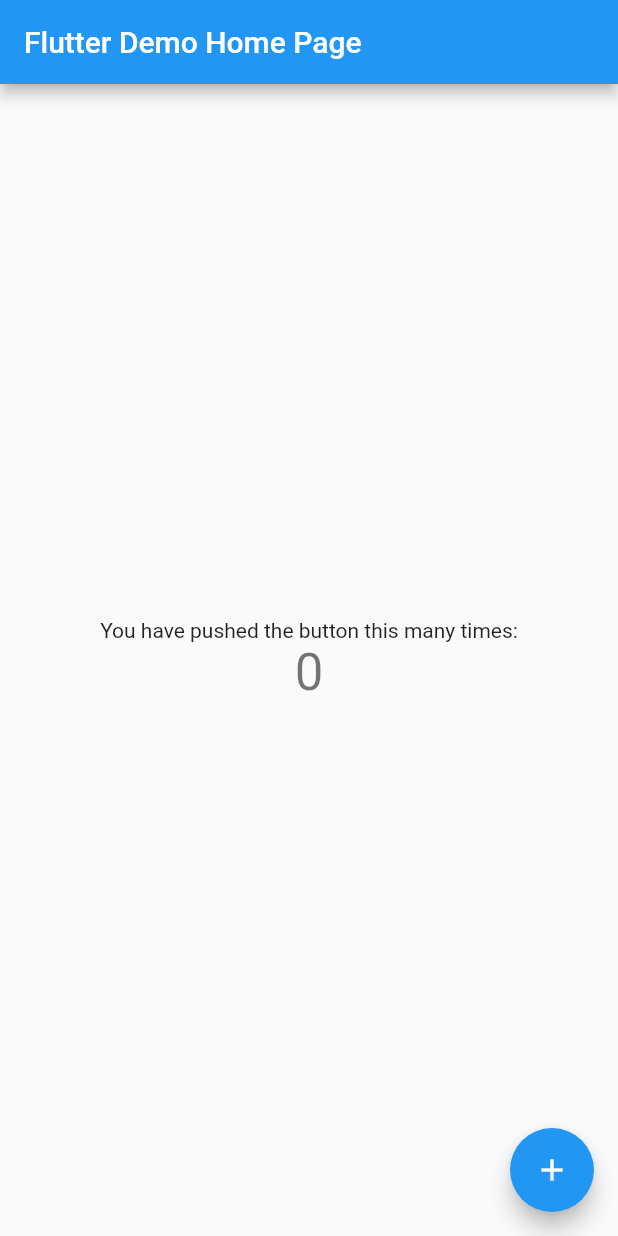
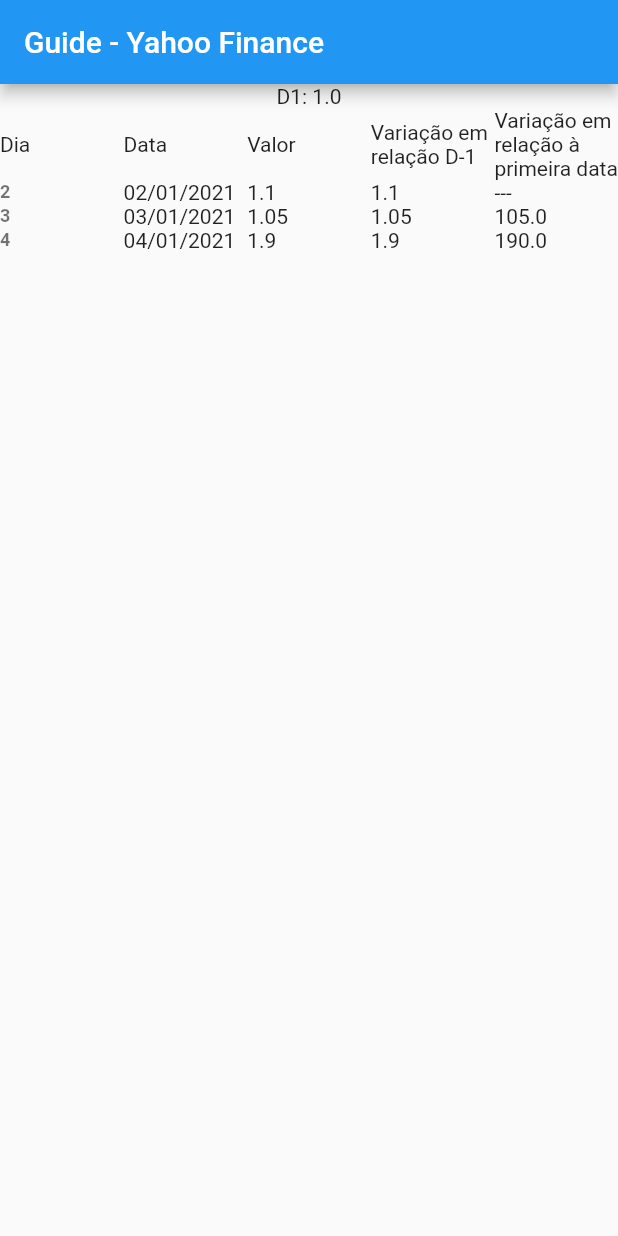
Before and after one commit to fernandamaiait/yahoo_finance, a Flutter app: the screen it shows after launch, on a phone screen of 412 x 824 dp. Run offline on Flutter 3.47's test engine with Material 2 defaults, Android fonts, the phone set to English and light mode, and no system bars; missing offline and left inert: d_chart.

Commit message:
feat: main page table structure

```diff
--- a/lib/main.dart
+++ b/lib/main.dart
@@ -1,4 +1,5 @@
 import 'package:flutter/material.dart';
+import 'package:yahoo_finance/ui/pages/home_page.dart';
 
 void main() {
   runApp(const MyApp());
@@ -11,105 +12,12 @@
   @override
   Widget build(BuildContext context) {
     return MaterialApp(
-      title: 'Flutter Demo',
+      debugShowCheckedModeBanner: false,
+      title: 'Guide - Yahoo Finance',
       theme: ThemeData(
-        // This is the theme of your application.
-        //
-        // Try running your application with "flutter run". You'll see the
-        // application has a blue toolbar. Then, without quitting the app, try
-        // changing the primarySwatch below to Colors.green and then invoke
-        // "hot reload" (press "r" in the console where you ran "flutter run",
-        // or simply save your changes to "hot reload" in a Flutter IDE).
-        // Notice that the counter didn't reset back to zero; the application
-        // is not restarted.
         primarySwatch: Colors.blue,
       ),
-      home: const MyHomePage(title: 'Flutter Demo Home Page'),
+      home: const HomePage(),
     );
   }
 }
-
-class MyHomePage extends StatefulWidget {
-  const MyHomePage({super.key, required this.title});
-
-  // This widget is the home page of your application. It is stateful, meaning
-  // that it has a State object (defined below) that contains fields that affect
-  // how it looks.
-
-  // This class is the configuration for the state. It holds the values (in this
-  // case the title) provided by the parent (in this case the App widget) and
-  // used by the build method of the State. Fields in a Widget subclass are
-  // always marked "final".
-
-  final String title;
-
-  @override
-  State<MyHomePage> createState() => _MyHomePageState();
-}
-
-class _MyHomePageState extends State<MyHomePage> {
-  int _counter = 0;
-
-  void _incrementCounter() {
-    setState(() {
-      // This call to setState tells the Flutter framework that something has
-      // changed in this State, which causes it to rerun the build method below
-      // so that the display can reflect the updated values. If we changed
-      // _counter without calling setState(), then the build method would not be
-      // called again, and so nothing would appear to happen.
-      _counter++;
-    });
-  }
-
-  @override
-  Widget build(BuildContext context) {
-    // This method is rerun every time setState is called, for instance as done
-    // by the _incrementCounter method above.
-    //
-    // The Flutter framework has been optimized to make rerunning build methods
-    // fast, so that you can just rebuild anything that needs updating rather
-    // than having to individually change instances of widgets.
-    return Scaffold(
-      appBar: AppBar(
-        // Here we take the value from the MyHomePage object that was created by
-        // the App.build method, and use it to set our appbar title.
-        title: Text(widget.title),
-      ),
-      body: Center(
-        // Center is a layout widget. It takes a single child and positions it
-        // in the middle of the parent.
-        child: Column(
-          // Column is also a layout widget. It takes a list of children and
-          // arranges them vertically. By default, it sizes itself to fit its
-          // children horizontally, and tries to be as tall as its parent.
-          //
-          // Invoke "debug painting" (press "p" in the console, choose the
-          // "Toggle Debug Paint" action from the Flutter Inspector in Android
-          // Studio, or the "Toggle Debug Paint" command in Visual Studio Code)
-          // to see the wireframe for each widget.
-          //
-          // Column has various properties to control how it sizes itself and
-          // how it positions its children. Here we use mainAxisAlignment to
-          // center the children vertically; the main axis here is the vertical
-          // axis because Columns are vertical (the cross axis would be
-          // horizontal).
-          mainAxisAlignment: MainAxisAlignment.center,
-          children: <Widget>[
-            const Text(
-              'You have pushed the button this many times:',
-            ),
-            Text(
-              '$_counter',
-              style: Theme.of(context).textTheme.headlineMedium,
-            ),
-          ],
-        ),
-      ),
-      floatingActionButton: FloatingActionButton(
-        onPressed: _incrementCounter,
-        tooltip: 'Increment',
-        child: const Icon(Icons.add),
-      ), // This trailing comma makes auto-formatting nicer for build methods.
-    );
-  }
-}
--- /dev/null
+++ b/lib/ui/pages/home_page.dart
@@ -0,0 +1,222 @@
+import 'package:flutter/material.dart';
+import 'package:flutter/src/widgets/framework.dart';
+import 'package:flutter/src/widgets/placeholder.dart';
+import 'package:intl/intl.dart';
+import 'package:yahoo_finance/ui/widgets/d_chart.dart';
+
+class HomePage extends StatelessWidget {
+  const HomePage({super.key});
+  static final currencyFormatter =
+      NumberFormat.simpleCurrency(locale: 'pt_BR', decimalDigits: 2);
+
+  @override
+  Widget build(BuildContext context) {
+    const timestamps = [
+      '01/01/2021',
+      '02/01/2021',
+      '03/01/2021',
+      '04/01/2021',
+      // 1676034180,
+      // 1676034240,
+      // 1676034300,
+      // 1676034360,
+      // 1676034420,
+    ];
+    const openValues = [
+      1.00,
+      1.10,
+      1.05,
+      1.90,
+      // 25.979999542236328,
+      // 25.969999313354492,
+      // 26.079999923706055,
+      // 26.139999389648438,
+      // 26.1200008392334,
+    ];
+
+    return Scaffold(
+      appBar: AppBar(
+        title: const Text('Guide - Yahoo Finance'),
+      ),
+      body: Column(
+        children: [
+          Text('D1: ${openValues[0]}'),
+          _TableHeading(
+            context,
+            'Dia',
+            'Data',
+            'Valor',
+            'Variação em relação D-1',
+            'Variação em relação à primeira data',
+          ),
+          Table(
+            //    border: _buildTableBorder(context),
+            // columnWidths: const <int, TableColumnWidth>{
+            //   0: FlexColumnWidth(),
+            //   1: FlexColumnWidth(2),
+            // },
+            defaultVerticalAlignment: TableCellVerticalAlignment.middle,
+            children: <TableRow>[
+              for (int i = 1; i < timestamps.length; i++)
+                _TableRow(
+                  context,
+                  (i + 1).toString(),
+                  timestamps[i].toString(),
+                  openValues[i].toString(),
+                  i == 1
+                      ? '---'
+                      : ((openValues[i] * 100) / openValues[i - 1]).toString(),
+                  i == 1
+                      ? '---'
+                      : ((openValues[i] * 100) / openValues[0]).toString(),
+                ),
+            ],
+          ),
+        ],
+      ),
+    );
+  }
+
+  // TableRow _buildTableRow(
+  //   BuildContext context,
+  //   columnOneText,
+  //   columnTwoMarkdown, {
+  //   TableCellVerticalAlignment columnOneVerticalAlignment = TableCellVerticalAlignment.top,
+  //   TableCellVerticalAlignment columnTwoVerticalAlignment = TableCellVerticalAlignment.top,
+  // }) {
+  //   return TableRow(
+  //     children: <Widget>[
+  //       TableCell(
+  //         verticalAlignment: columnOneVerticalAlignment,
+  //         child: Padding(
+  //           padding: EdgeInsets.symmetric(
+  //             horizontal: context.dimens.horizontalMargin,
+  //             vertical: context.dimens.verticalMargin,
+  //           ),
+  //           child: Text(
+  //             columnOneText,
+  //             style: Theme.of(context).textTheme.bodySmall!.copyWith(
+  //                   fontWeight: FontWeight.bold,
+  //                 ),
+  //           ),
+  //         ),
+  //       ),
+  //       TableCell(
+  //         verticalAlignment: columnTwoVerticalAlignment,
+  //         child: Padding(
+  //           padding: EdgeInsets.symmetric(
+  //             horizontal: context.dimens.horizontalMargin,
+  //             vertical: context.dimens.verticalMargin,
+  //           ),
+  //           child: MarkdownBody(
+  //             data: columnTwoMarkdown,
+  //             fitContent: false,
+  //             styleSheet: MarkdownStyleSheet(
+  //               p: Theme.of(context).textTheme.bodySmall,
+  //               a: Theme.of(context).textTheme.bodySmall!.copyWith(
+  //                     color: const Color(0xFF00A1A5), // This is the WebBank requested/required link color for this link
+  //                   ),
+  //               textAlign: WrapAlignment.end,
+  //             ),
+  //             onTapLink: (text, href, title) {
+  //               AppRouter.of(context).navigateToLink(Uri.parse(href!));
+  //             },
+  //           ),
+  //         ),
+  //       ),
+  //     ],
+  //   );
+  // }
+
+  // TableBorder _buildTableBorder(BuildContext context) {
+  //   return TableBorder(
+  //     top: _buildTableBorderSide(context),
+  //     left: _buildTableBorderSide(context),
+  //     right: _buildTableBorderSide(context),
+  //     bottom: _buildTableBorderSide(context),
+  //     horizontalInside: _buildTableBorderSide(context),
+  //     verticalInside: _buildTableBorderSide(context),
+  //   );
+  // }
+
+  // BorderSide _buildTableBorderSide(BuildContext context) {
+  //   return BorderSide(
+  //     color: context.colors.outline,
+  //     width: 1,
+  //   );
+  // }
+}
+
+Widget _TableHeading(
+  BuildContext context,
+  String columOneText,
+  columTwoText,
+  columThreeText,
+  columFourText,
+  columFiveText,
+) {
+  return Table(
+    // border: TableBorder(
+    //     // top: _buildTableBorderSide(context),
+    //     // left: _buildTableBorderSide(context),
+    //     // right: _buildTableBorderSide(context),
+    //     ),
+    // columnWidths: const <int, TableColumnWidth>{
+    //   0: FlexColumnWidth(),
+    //   1: FlexColumnWidth(2),
+    // },
+    defaultVerticalAlignment: TableCellVerticalAlignment.middle,
+    children: [
+      TableRow(
+        children: [
+          Text(columOneText),
+          Text(columTwoText),
+          Text(columThreeText),
+          Text(columFourText),
+          Text(columFiveText),
+        ],
+      ),
+    ],
+  );
+}
+
+TableRow _TableRow(
+  BuildContext context,
+  columnOneText,
+  columnTwoText,
+  columThreeText,
+  columnFourText,
+  columFiveText,
+
+//   {
+//   TableCellVerticalAlignment columnOneVerticalAlignment =
+//       TableCellVerticalAlignment.top,
+//   TableCellVerticalAlignment columnTwoVerticalAlignment =
+//       TableCellVerticalAlignment.top,
+// }
+) {
+  return TableRow(
+    children: <Widget>[
+      TableCell(
+        child: Text(
+          columnOneText,
+          style: Theme.of(context).textTheme.bodySmall!.copyWith(
+                fontWeight: FontWeight.bold,
+              ),
+        ),
+      ),
+      TableCell(
+        child: Text(columnTwoText),
+      ),
+      TableCell(
+        child: Text(columThreeText),
+      ),
+      TableCell(
+        child: Text(columThreeText),
+      ),
+      TableCell(
+        child: Text(columFiveText),
+      ),
+    ],
+  );
+}
--- /dev/null
+++ b/lib/ui/widgets/d_chart.dart
@@ -0,0 +1,35 @@
+import 'package:d_chart/d_chart.dart';
+import 'package:flutter/material.dart';
+import 'package:intl/intl.dart';
+
+class DChart extends StatelessWidget {
+  const DChart({super.key});
+
+  @override
+  Widget build(BuildContext context) {
+    return DChartTime(
+      chartRender: DRenderLine(),
+      measureLabel: (value) => '${value}k',
+      domainLabel: (dateTime) {
+        return DateFormat('d MMM yy').format(dateTime!);
+      },
+      groupData: [
+        DChartTimeGroup(
+          id: 'Keyboard',
+          color: Colors.blue,
+          data: [
+            DChartTimeData(time: DateTime(2023, 2, 1), value: 29),
+            DChartTimeData(time: DateTime(2023, 2, 2), value: 73),
+            DChartTimeData(time: DateTime(2023, 2, 4), value: 23),
+            DChartTimeData(time: DateTime(2023, 2, 8), value: 56),
+            DChartTimeData(time: DateTime(2023, 2, 9), value: 32),
+            DChartTimeData(time: DateTime(2023, 2, 10), value: 21),
+            DChartTimeData(time: DateTime(2023, 2, 12), value: 76),
+            DChartTimeData(time: DateTime(2023, 2, 18), value: 91),
+            DChartTimeData(time: DateTime(2023, 2, 20), value: 17),
+          ],
+        ),
+      ],
+    );
+  }
+}
--- a/pubspec.yaml
+++ b/pubspec.yaml
@@ -30,7 +30,8 @@
 dependencies:
   flutter:
     sdk: flutter
-
+  d_chart: ^2.0.2
+  intl:
 
   # The following adds the Cupertino Icons font to your application.
   # Use with the CupertinoIcons class for iOS style icons.
```
Also changed, not shown: pubspec.lock.
